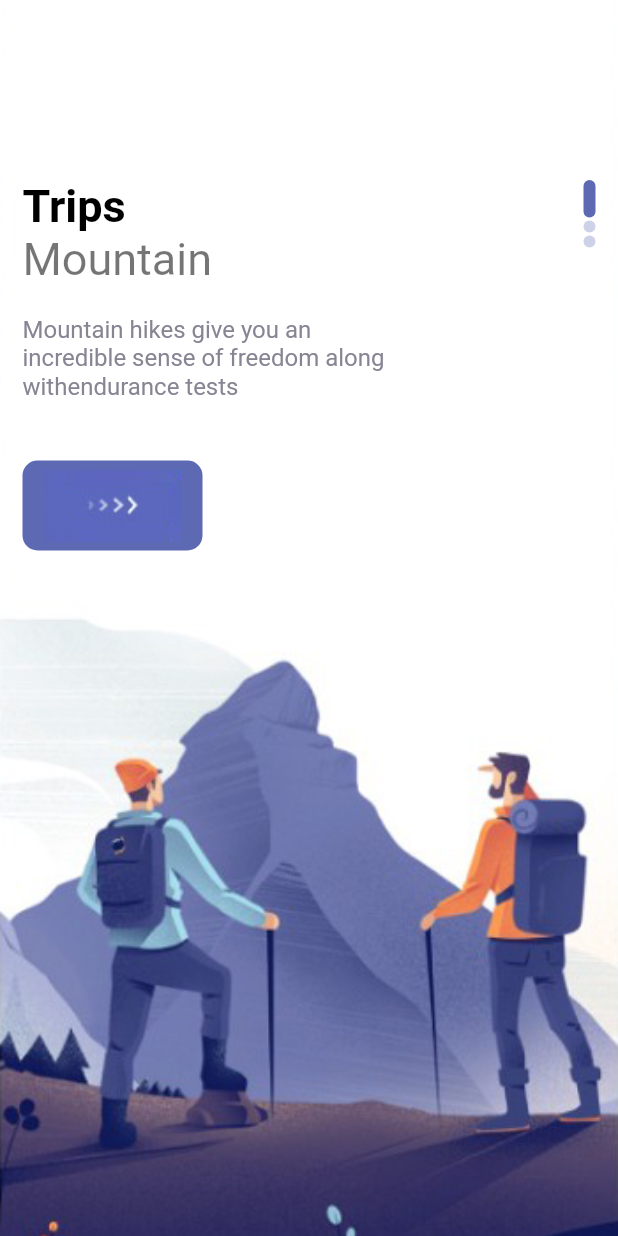
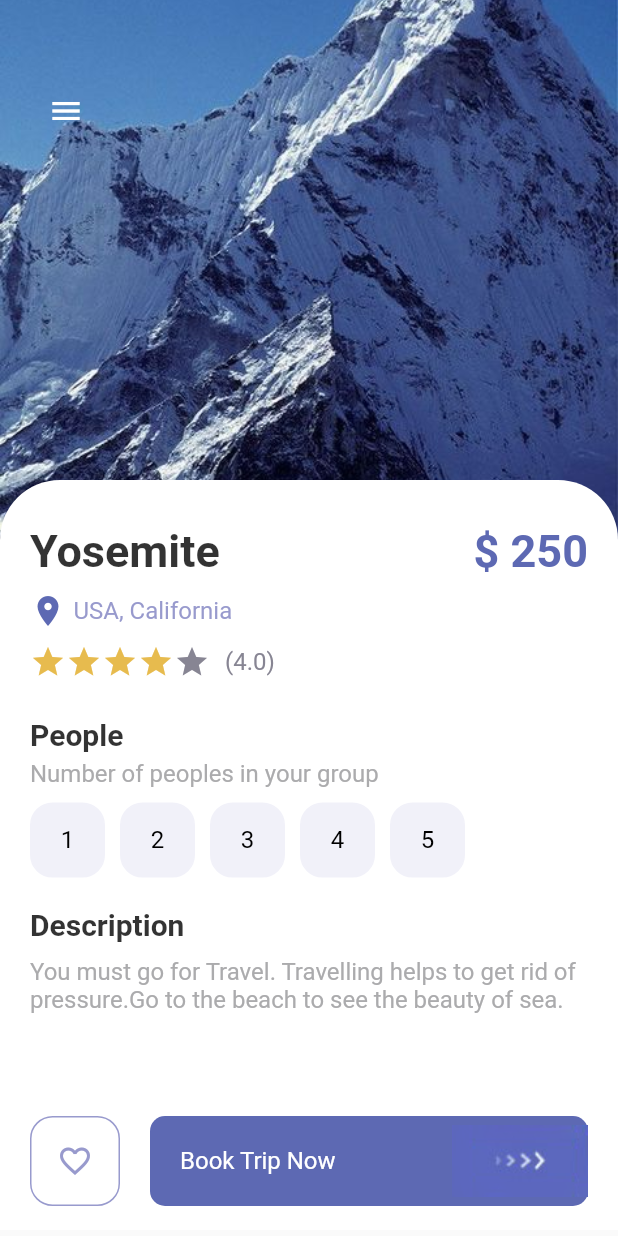
Before and after one commit to Amrut-17/FlutterPractice, a Flutter app: the screen it shows after launch, on a phone screen of 412 x 824 dp. Run offline on Flutter 3.47's test engine with Material 2 defaults, Android fonts, the phone set to English and light mode, and no system bars.

Commit message:
All Three Pages are ready, Concepts learnt-Stack, Positioned, Flexible etc

```diff
--- a/lib/main.dart
+++ b/lib/main.dart
@@ -1,4 +1,6 @@
 import 'package:flutter/material.dart';
+import 'package:flutter_dev_practice/pages/detail_page.dart';
+import 'package:flutter_dev_practice/pages/navpages/main_page.dart';
 import 'package:flutter_dev_practice/pages/welcome_page.dart';
 
 void main() {
@@ -18,7 +20,7 @@ class MyApp extends StatelessWidget {
       theme: ThemeData(
         primarySwatch: Colors.blue,
       ),
-      home: WelcomePage(),
+      home: DetailPage(),
     );
   }
 }
--- /dev/null
+++ b/lib/pages/detail_page.dart
@@ -0,0 +1,211 @@
+import 'package:flutter/material.dart';
+import 'package:flutter_dev_practice/misc/colors.dart';
+import 'package:flutter_dev_practice/widgets/app_buttons.dart';
+import 'package:flutter_dev_practice/widgets/app_large_text.dart';
+import 'package:flutter_dev_practice/widgets/app_text.dart';
+import 'package:flutter_dev_practice/widgets/responsive_button.dart';
+
+class DetailPage extends StatefulWidget {
+  const DetailPage({Key? key}) : super(key: key);
+
+  @override
+  State<DetailPage> createState() => _DetailPageState();
+}
+
+class _DetailPageState extends State<DetailPage> {
+  int gottenStars = 4;
+  int selectedIndex = -1;
+  @override
+  Widget build(BuildContext context) {
+    return Scaffold(
+      body: Container(
+        width: double.maxFinite,
+        height: double.maxFinite,
+        child: Stack(
+          children: [
+            Positioned(
+              left: 0,
+              right: 0,
+              child: Container(
+                width: double.maxFinite,
+                height: 360,
+                decoration: BoxDecoration(
+                  image: DecorationImage(
+                    image: AssetImage("assets/images/mountain.jpeg"),
+                    fit: BoxFit.cover,
+                  ),
+                ),
+              ),
+            ),
+            Positioned(
+              left: 20,
+              top: 50,
+              child: Row(
+                children: [
+                  IconButton(
+                    onPressed: () {},
+                    icon: Icon(
+                      Icons.menu,
+                    ),
+                    color: Colors.white,
+                  ),
+                ],
+              ),
+            ),
+            Positioned(
+              top: 320,
+              child: Container(
+                padding: const EdgeInsets.only(left: 20, right: 20, top: 30),
+                width: MediaQuery.of(context).size.width,
+                height: 500,
+                decoration: BoxDecoration(
+                  color: Colors.white,
+                  borderRadius: BorderRadius.only(
+                    topLeft: Radius.circular(40),
+                    topRight: Radius.circular(40),
+                  ),
+                ),
+                child: Column(
+                  crossAxisAlignment: CrossAxisAlignment.start,
+                  children: [
+                    Row(
+                      mainAxisAlignment: MainAxisAlignment.spaceBetween,
+                      children: [
+                        AppLargeText(
+                          text: "Yosemite",
+                          color: Colors.black.withOpacity(0.8),
+                        ),
+                        AppLargeText(
+                          text: "\$ 250",
+                          color: AppColors.mainColor,
+                        ),
+                      ],
+                    ),
+                    SizedBox(
+                      height: 10,
+                    ),
+                    Row(
+                      children: [
+                        Icon(
+                          Icons.location_on,
+                          color: AppColors.mainColor,
+                        ),
+                        SizedBox(
+                          width: 5,
+                        ),
+                        AppText(
+                          text: "USA, California",
+                          color: AppColors.textColor1,
+                        ),
+                      ],
+                    ),
+                    SizedBox(
+                      height: 10,
+                    ),
+                    Row(
+                      children: [
+                        Wrap(
+                          children: List.generate(5, (index) {
+                            return Icon(
+                              Icons.star,
+                              color: index < gottenStars
+                                  ? AppColors.starColor
+                                  : AppColors.textColor2,
+                            );
+                          }),
+                        ),
+                        SizedBox(
+                          width: 10,
+                        ),
+                        AppText(
+                          text: "(4.0)",
+                          color: AppColors.textColor2,
+                        )
+                      ],
+                    ),
+                    SizedBox(
+                      height: 25,
+                    ),
+                    AppLargeText(
+                      text: "People",
+                      color: Colors.black.withOpacity(0.8),
+                      size: 20,
+                    ),
+                    SizedBox(
+                      height: 5,
+                    ),
+                    AppText(
+                      text: "Number of peoples in your group",
+                      color: AppColors.mainTextColor,
+                    ),
+                    SizedBox(height: 10),
+                    Wrap(
+                      children: List.generate(5, (index) {
+                        return InkWell(
+                          onTap: () {
+                            setState(() {
+                              selectedIndex = index;
+                            });
+                          },
+                          child: Container(
+                            margin: const EdgeInsets.only(right: 10),
+                            child: AppButtons(
+                              size: 50,
+                              color: selectedIndex == index
+                                  ? Colors.white
+                                  : Colors.black,
+                              backgroundColor: selectedIndex == index
+                                  ? Colors.black
+                                  : AppColors.buttonBackground,
+                              borderColor: selectedIndex == index
+                                  ? Colors.black
+                                  : AppColors.buttonBackground,
+                              text: (index + 1).toString(),
+                            ),
+                          ),
+                        );
+                      }),
+                    ),
+                    SizedBox(height: 20),
+                    AppLargeText(
+                      text: "Description",
+                      color: Colors.black.withOpacity(0.8),
+                      size: 20,
+                    ),
+                    SizedBox(height: 10),
+                    AppText(
+                      text:
+                          "You must go for Travel. Travelling helps to get rid of pressure.Go to the beach to see the beauty of sea.",
+                      color: AppColors.mainTextColor,
+                    ),
+                  ],
+                ),
+              ),
+            ),
+            Positioned(
+              bottom: 20,
+              left: 20,
+              right: 20,
+              child: Row(
+                children: [
+                  AppButtons(
+                    size: 60,
+                    color: AppColors.textColor1,
+                    backgroundColor: Colors.white,
+                    borderColor: AppColors.textColor1,
+                    isIcon: true,
+                    icon: Icons.favorite_border,
+                  ),
+                  SizedBox(width: 20),
+                  ResponsiveButton(
+                    isResponsive: true,
+                  ),
+                ],
+              ),
+            ),
+          ],
+        ),
+      ),
+    );
+  }
+}
--- a/lib/pages/welcome_page.dart
+++ b/lib/pages/welcome_page.dart
@@ -32,9 +32,7 @@ class _WelcomePageState extends State<WelcomePage> {
             height: double.maxFinite,
             decoration: BoxDecoration(
               image: DecorationImage(
-                image: AssetImage(
-                  "assets/images/" + images[index],
-                ),
+                image: AssetImage("assets/images/" + images[index]),
                 fit: BoxFit.cover,
               ),
             ),
--- /dev/null
+++ b/lib/widgets/app_buttons.dart
@@ -0,0 +1,50 @@
+import 'package:flutter/material.dart';
+import 'package:flutter_dev_practice/misc/colors.dart';
+import 'package:flutter_dev_practice/widgets/app_text.dart';
+
+class AppButtons extends StatelessWidget {
+  final Color color;
+  final Color backgroundColor;
+  double size;
+  final Color borderColor;
+  String? text;
+  IconData? icon;
+  bool? isIcon;
+
+  AppButtons(
+      {Key? key,
+      this.isIcon = false,
+      this.text = "hi",
+      this.icon,
+      required this.size,
+      required this.color,
+      required this.backgroundColor,
+      required this.borderColor})
+      : super(key: key);
+
+  @override
+  Widget build(BuildContext context) {
+    return Container(
+      width: size,
+      height: size,
+      decoration: BoxDecoration(
+        border: Border.all(color: borderColor, width: 1.0),
+        borderRadius: BorderRadius.circular(15),
+        color: backgroundColor,
+      ),
+      child: isIcon == false
+          ? Center(
+              child: AppText(
+                text: text!,
+                color: color,
+              ),
+            )
+          : Center(
+              child: Icon(
+                icon,
+                color: color,
+              ),
+            ),
+    );
+  }
+}
--- a/lib/widgets/responsive_button.dart
+++ b/lib/widgets/responsive_button.dart
@@ -1,5 +1,6 @@
 import 'package:flutter/material.dart';
 import 'package:flutter_dev_practice/misc/colors.dart';
+import 'package:flutter_dev_practice/widgets/app_text.dart';
 
 class ResponsiveButton extends StatelessWidget {
   bool? isResponsive;
@@ -7,24 +8,37 @@ class ResponsiveButton extends StatelessWidget {
 
   ResponsiveButton({
     Key? key,
-    this.width,
+    this.width = 120,
     this.isResponsive = false,
   }) : super(key: key);
 
   @override
   Widget build(BuildContext context) {
-    return Container(
-      width: width,
+    return Flexible(
+      child: Container(
+        width: isResponsive == true ? double.maxFinite : width,
         height: 60,
         decoration: BoxDecoration(
           borderRadius: BorderRadius.circular(10),
           color: AppColors.mainColor,
         ),
         child: Row(
-        mainAxisAlignment: MainAxisAlignment.center,
+          mainAxisAlignment: isResponsive == true
+              ? MainAxisAlignment.spaceBetween
+              : MainAxisAlignment.center,
           children: [
+            isResponsive == true
+                ? Container(
+                    margin: const EdgeInsets.only(left: 20),
+                    child: AppText(
+                      text: "Book Trip Now",
+                      color: Colors.white,
+                    ),
+                  )
+                : Container(),
             Image.asset("assets/images/button-one.png"),
           ],
+        ),
       ),
     );
   }
```
Also changed, not shown: lib/pages/home_page.dart (added, +227 -0 lines), lib/pages/navpages/bar_item_page.dart (added, +16 -0 lines), lib/pages/navpages/main_page.dart (added, +57 -0 lines), lib/pages/navpages/my_page.dart (added, +16 -0 lines), lib/pages/navpages/search_page.dart (added, +16 -0 lines), 1 other file. Lines whose indentation alone changed are shown as unchanged.
